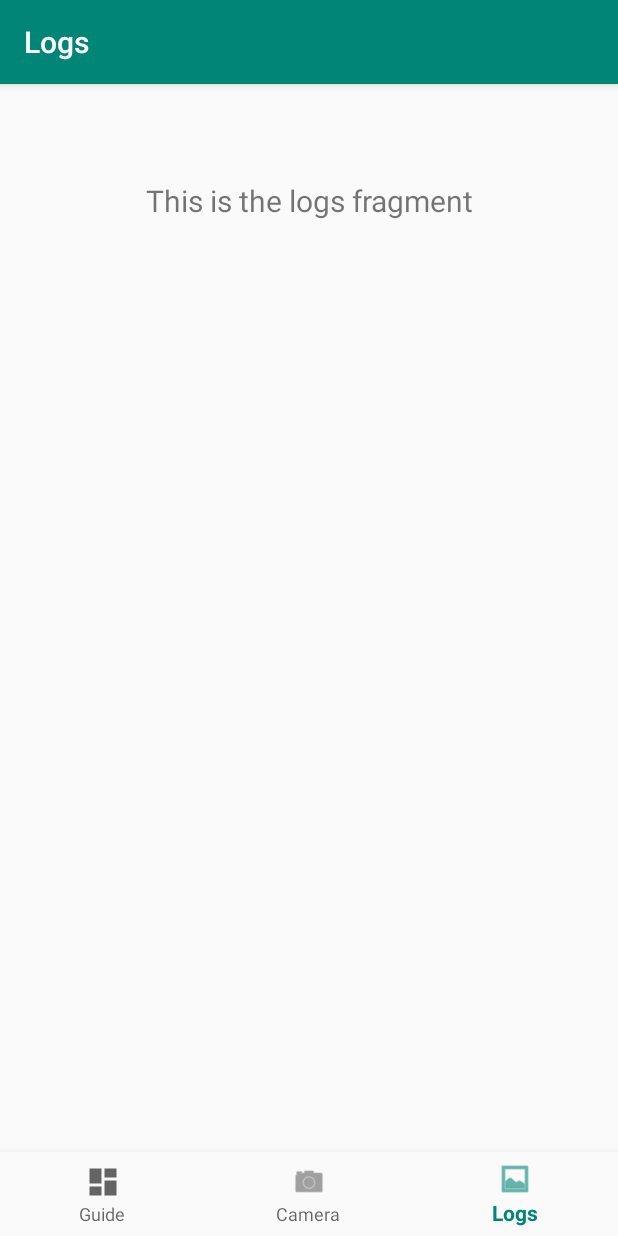
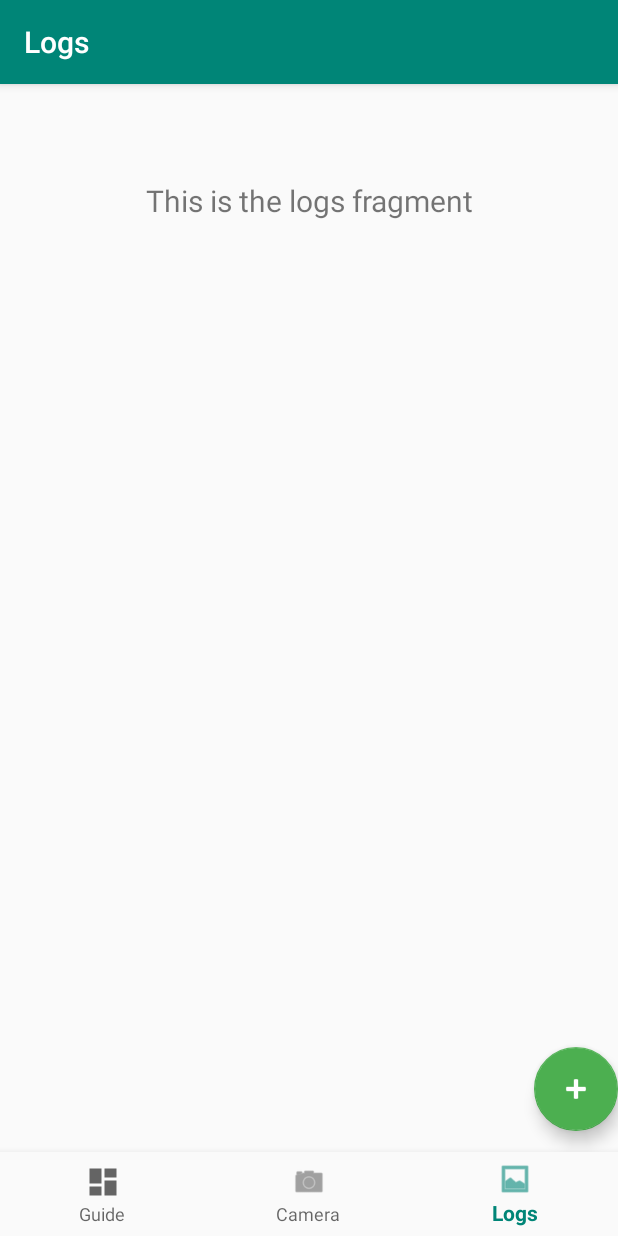
Before and after one commit to cosbeyr/explorers_pack, an Android app: the screen it shows after launch (MainActivity), item 3 of the bottom bar chosen, on a phone screen of 412 x 824 dp. Run offline under Robolectric (Android 15) with nearby library versions, the phone set to English and light mode, and no system bars; our stand-ins replace navigation-ui.

Commit message:
Added the floating action button.

```diff
--- a/app/src/main/java/com/WWU/explorerspack/MainActivity.java
+++ b/app/src/main/java/com/WWU/explorerspack/MainActivity.java
@@ -1,15 +1,21 @@
 package com.WWU.explorerspack;
 
 import android.os.Bundle;
+import android.view.View;
 
 import com.WWU.explorerspack.ui.guide.GuideListFragment;
 import com.WWU.explorerspack.ui.guide.ChapterData.ChapterContent;
 import com.WWU.explorerspack.ui.guide.L2.ChapterPageFragment;
 import com.google.android.material.bottomnavigation.BottomNavigationView;
+import com.google.android.material.floatingactionbutton.FloatingActionButton;
+import com.google.android.material.snackbar.Snackbar;
 
+import androidx.annotation.NonNull;
+import androidx.annotation.Nullable;
 import androidx.appcompat.app.AppCompatActivity;
 import androidx.fragment.app.FragmentTransaction;
 import androidx.navigation.NavController;
+import androidx.navigation.NavDestination;
 import androidx.navigation.Navigation;
 import androidx.navigation.ui.AppBarConfiguration;
 import androidx.navigation.ui.NavigationUI;
@@ -21,12 +27,31 @@ public class MainActivity extends AppCompatActivity implements GuideListFragment
         super.onCreate(savedInstanceState);
         setContentView(R.layout.activity_main);
         BottomNavigationView navView = findViewById(R.id.nav_view);
+        final FloatingActionButton fab = findViewById(R.id.fab);
+        fab.hide();
+        fab.setOnClickListener(new View.OnClickListener() {
+            @Override
+            public void onClick(View view) {
+                Snackbar.make(view, "Here's a Snackbar", Snackbar.LENGTH_LONG)
+                        .setAction("Action", null).show();
+            }
+        });
         // Passing each menu ID as a set of Ids because each
         // menu should be considered as top level destinations.
         AppBarConfiguration appBarConfiguration = new AppBarConfiguration.Builder(
                 R.id.navigation_home, R.id.navigation_dashboard, R.id.navigation_notifications)
                 .build();
        navController = Navigation.findNavController(this, R.id.nav_host_fragment);
+       navController.addOnDestinationChangedListener(new NavController.OnDestinationChangedListener() {
+           @Override
+           public void onDestinationChanged(@NonNull NavController controller, @NonNull NavDestination destination, @Nullable Bundle arguments) {
+               if (destination.getId() == R.id.navigation_notifications)
+               fab.show();
+               else
+                   fab.hide();
+
+           }
+       });
        // this.navController = navController;
         NavigationUI.setupActionBarWithNavController(this, navController, appBarConfiguration);
         NavigationUI.setupWithNavController(navView, navController);
--- a/app/src/main/res/layout/activity_main.xml
+++ b/app/src/main/res/layout/activity_main.xml
@@ -18,6 +18,19 @@
         app:layout_constraintRight_toRightOf="parent"
         app:menu="@menu/bottom_nav_menu" />
 
+    <com.google.android.material.floatingactionbutton.FloatingActionButton
+        android:id="@+id/fab"
+        android:layout_width="wrap_content"
+        android:layout_height="wrap_content"
+        android:layout_marginBottom="70dp"
+        android:src="@android:drawable/ic_input_add"
+        android:tint="@android:color/white"
+        app:backgroundTint="#4CAF50"
+        android:foreground="?android:attr/selectableItemBackground"
+        app:fabSize="normal"
+        app:layout_constraintBottom_toBottomOf="parent"
+        app:layout_constraintRight_toRightOf="parent" />
+
     <fragment
         android:id="@+id/nav_host_fragment"
         android:name="androidx.navigation.fragment.NavHostFragment"
```
